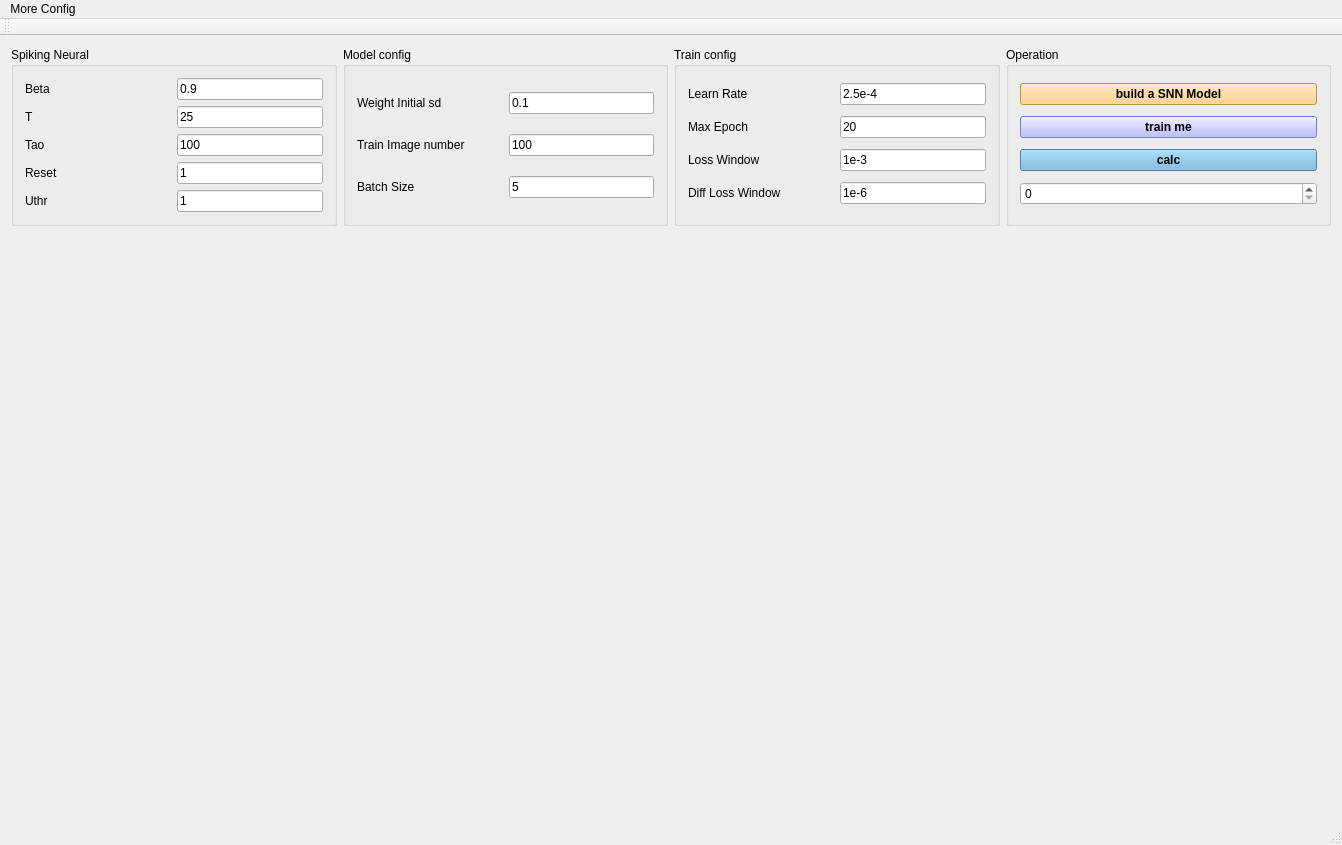
The window that SNN/SNN.ui (lewis-fang/SNN_By_Lewis) describes before a commit, drawn with Qt 5.
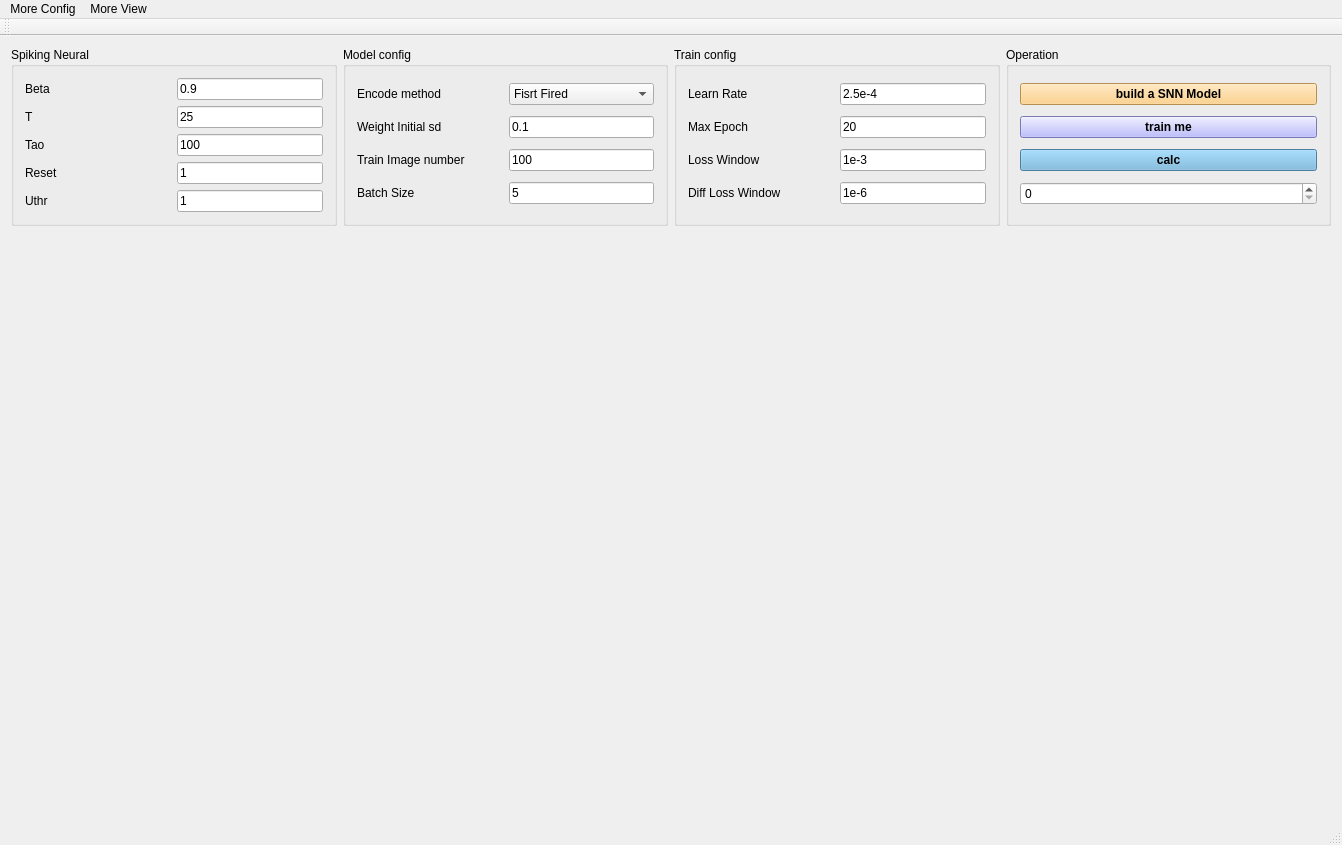
The same window after the commit.

Commit message:
add binary encode
1\add binary encode
2\fix a bug

Patch:
```diff
--- a/SNN/SNN.ui
+++ b/SNN/SNN.ui
@@ -39,47 +39,21 @@
        <bool>true</bool>
       </property>
       <layout class="QGridLayout" name="gridLayout_3">
-       <item row="1" column="0">
+       <item row="2" column="0">
         <widget class="QLabel" name="label_7">
          <property name="text">
           <string>Train Image number</string>
          </property>
         </widget>
        </item>
-       <item row="2" column="1">
-        <widget class="QLineEdit" name="lineEdit_batchsize">
-         <property name="sizePolicy">
-          <sizepolicy hsizetype="Preferred" vsizetype="Fixed">
-           <horstretch>0</horstretch>
-           <verstretch>0</verstretch>
-          </sizepolicy>
-         </property>
-         <property name="text">
-          <string>5</string>
-         </property>
-        </widget>
-       </item>
-       <item row="1" column="1">
-        <widget class="QLineEdit" name="lineEdit_imagenum">
-         <property name="sizePolicy">
-          <sizepolicy hsizetype="Preferred" vsizetype="Fixed">
-           <horstretch>0</horstretch>
-           <verstretch>0</verstretch>
-          </sizepolicy>
-         </property>
-         <property name="text">
-          <string>100</string>
-         </property>
-        </widget>
-       </item>
-       <item row="0" column="0">
+       <item row="1" column="0">
         <widget class="QLabel" name="label_6">
          <property name="text">
           <string>Weight Initial sd</string>
          </property>
         </widget>
        </item>
-       <item row="0" column="1">
+       <item row="1" column="1">
         <widget class="QLineEdit" name="lineEdit_sd">
          <property name="sizePolicy">
           <sizepolicy hsizetype="Preferred" vsizetype="Fixed">
@@ -92,13 +66,80 @@
          </property>
         </widget>
        </item>
-       <item row="2" column="0">
+       <item row="2" column="1">
+        <widget class="QLineEdit" name="lineEdit_imagenum">
+         <property name="sizePolicy">
+          <sizepolicy hsizetype="Preferred" vsizetype="Fixed">
+           <horstretch>0</horstretch>
+           <verstretch>0</verstretch>
+          </sizepolicy>
+         </property>
+         <property name="text">
+          <string>100</string>
+         </property>
+        </widget>
+       </item>
+       <item row="3" column="0">
         <widget class="QLabel" name="label_2">
          <property name="text">
           <string>Batch Size</string>
          </property>
         </widget>
        </item>
+       <item row="3" column="1">
+        <widget class="QLineEdit" name="lineEdit_batchsize">
+         <property name="sizePolicy">
+          <sizepolicy hsizetype="Preferred" vsizetype="Fixed">
+           <horstretch>0</horstretch>
+           <verstretch>0</verstretch>
+          </sizepolicy>
+         </property>
+         <property name="text">
+          <string>5</string>
+         </property>
+        </widget>
+       </item>
+       <item row="0" column="1">
+        <widget class="QComboBox" name="comboBox">
+         <item>
+          <property name="text">
+           <string>Fisrt Fired</string>
+          </property>
+         </item>
+         <item>
+          <property name="text">
+           <string>Binary Rate</string>
+          </property>
+         </item>
+         <item>
+          <property name="text">
+           <string>Uniform Rate</string>
+          </property>
+         </item>
+         <item>
+          <property name="text">
+           <string>Poisson Rate</string>
+          </property>
+         </item>
+         <item>
+          <property name="text">
+           <string>Population Rate</string>
+          </property>
+         </item>
+         <item>
+          <property name="text">
+           <string>Diff Fired</string>
+          </property>
+         </item>
+        </widget>
+       </item>
+       <item row="0" column="0">
+        <widget class="QLabel" name="label_13">
+         <property name="text">
+          <string>Encode method</string>
+         </property>
+        </widget>
+       </item>
       </layout>
      </widget>
     </item>
@@ -453,8 +494,17 @@
     <property name="title">
      <string>More Config</string>
     </property>
+    <addaction name="actionOptimizer"/>
+   </widget>
+   <widget class="QMenu" name="menuMore_View">
+    <property name="title">
+     <string>More View</string>
+    </property>
+    <addaction name="actionView_Hidden_Spike"/>
+    <addaction name="actionView_Hidden_Weights"/>
    </widget>
    <addaction name="menuMore_Config"/>
+   <addaction name="menuMore_View"/>
   </widget>
   <widget class="QToolBar" name="mainToolBar">
    <attribute name="toolBarArea">
```
Left out of the diff: 15 changed lines with no effect on the pictures. The commit also changes 6 other files.
